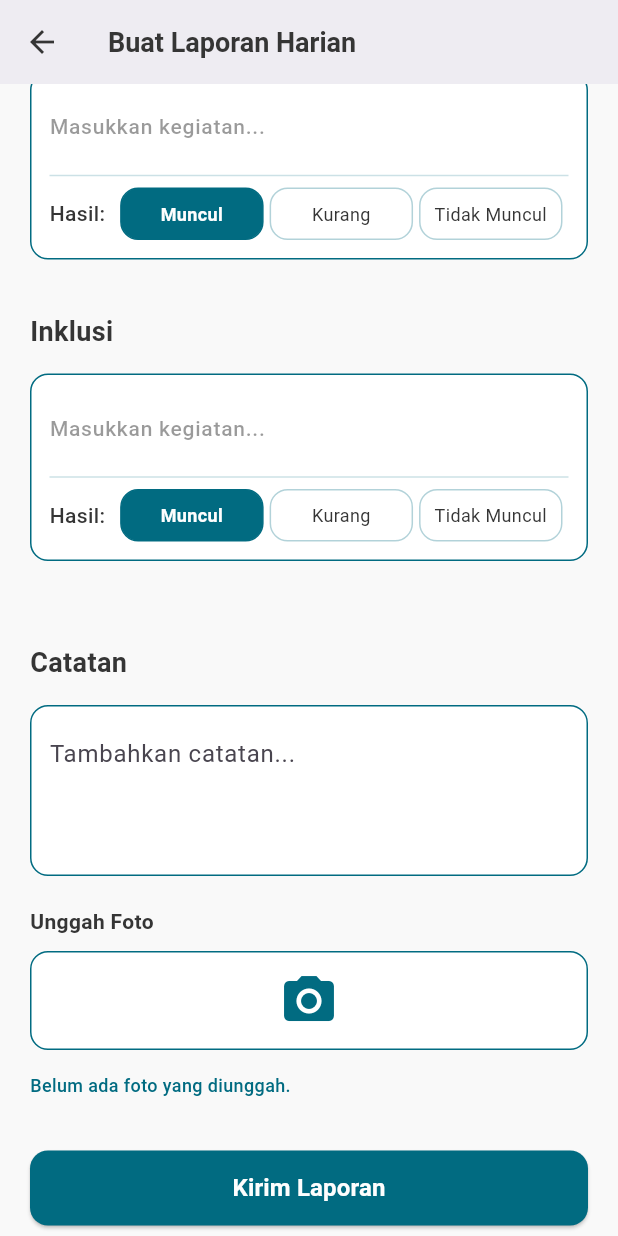
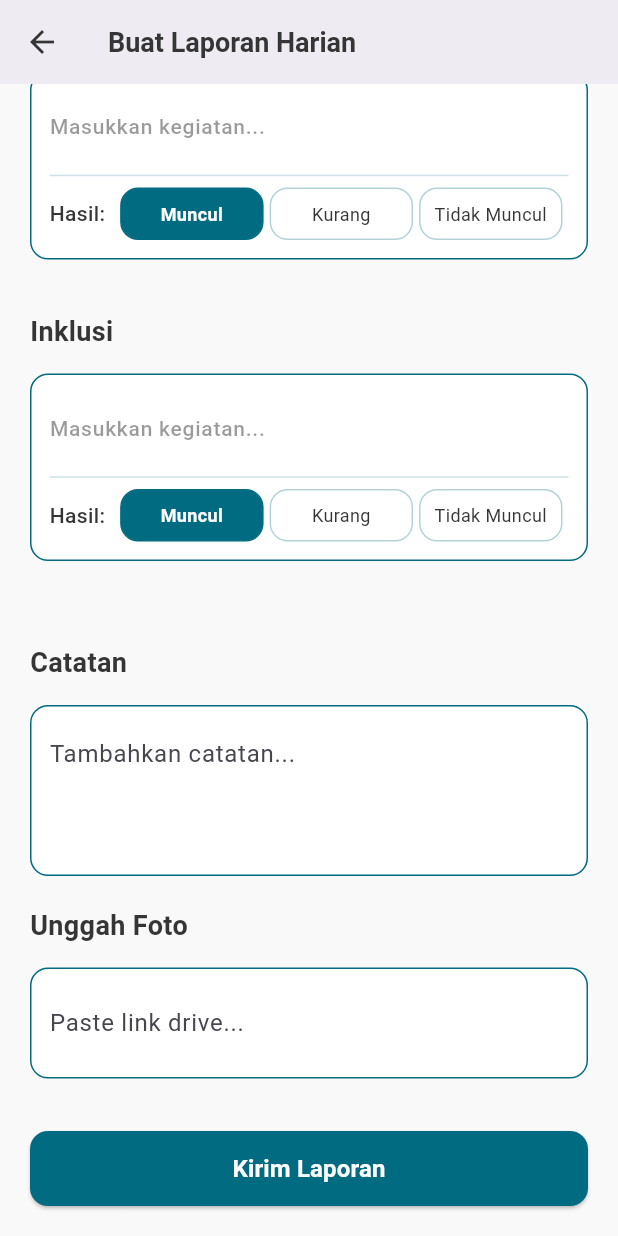
Before and after one commit to NamkuGavin/talentaku_app_guru, a Flutter app: the CreateLaporanScreen screen opened directly with empty values, scrolled down 811 dp, on a phone screen of 412 x 824 dp. Run offline on Flutter 3.47's test engine with Material 3 defaults, Android fonts, the phone set to English and light mode, and no system bars; our stand-ins replace crystal_navigation_bar, get, iconly, image_picker; Roboto replaces fonts that are missing (Manrope).

Commit message:
Feat:[KA]LaporanScrean Revision

```diff
--- a/lib/controllers/create_laporan_controller.dart
+++ b/lib/controllers/create_laporan_controller.dart
@@ -13,7 +13,6 @@ class CreateLaporanController extends GetxController {
   final selectedSemester = 'Semester 1'.obs;
   final List<String> semesters = ['Semester 1', 'Semester 2'];
 
-  // Sections dengan form fields kosong
   final sections = [
     LaporanSection(
       title: 'Kegiatan Awal',
@@ -38,6 +37,15 @@ class CreateLaporanController extends GetxController {
   ].obs;
 
   final catatan = ''.obs;
+  var uploadphoto = ''.obs;
+  var isValidLink = true;
+
+  void validateLink(String value) {
+    isValidLink = value.startsWith('https://drive.google.com/');
+    uploadphoto.value = value;
+    update();
+  }
+
   final selectedPhotos = <String>[].obs;
 
   String get formattedDate => DateFormat('dd/MM/yyyy').format(selectedDate.value);
@@ -79,7 +87,6 @@ class CreateLaporanController extends GetxController {
     }
   }
 
-  // Tambahkan method untuk update kegiatan
   void updateKegiatan(int sectionIndex, int formIndex, String value) {
     sections[sectionIndex].forms[formIndex].kegiatan = value;
     sections.refresh();
--- a/lib/views/laporan_siswa/create_laporan_screen.dart
+++ b/lib/views/laporan_siswa/create_laporan_screen.dart
@@ -7,6 +7,7 @@ import 'package:talentaku_app_guru/controllers/create_laporan_controller.dart';
 import 'package:talentaku_app_guru/widgets/date_semester_row.dart';
 import 'package:talentaku_app_guru/widgets/laporan_form_section.dart';
 import 'package:talentaku_app_guru/widgets/catatan_section.dart';
+import 'package:talentaku_app_guru/widgets/photo_upload.dart';
 import 'package:talentaku_app_guru/widgets/photo_upload_section.dart';
 import 'package:talentaku_app_guru/widgets/submit_button.dart';
 import 'package:talentaku_app_guru/widgets/info_popup.dart';
@@ -62,7 +63,9 @@ class CreateLaporanScreen extends StatelessWidget {
                 onChanged: (value) => controller.catatan.value = value,
               ),
               SizedBox(height: AppSizes.spaceL),
-              PhotoUploadSection(),
+              PhotoUpload(
+                onChanged: (value) => controller.uploadphoto.value = value,
+              ),
               SizedBox(height: AppSizes.spaceXL),
               SubmitButton(
                 onPressed: () => _showConfirmationDialog(context, controller),
--- /dev/null
+++ b/lib/widgets/photo_upload.dart
@@ -0,0 +1,56 @@
+import 'package:flutter/material.dart';
+import 'package:get/get.dart';
+import '../constants/app_colors.dart';
+import '../constants/app_sizes.dart';
+import '../constants/app_text_styles.dart';
+import '../controllers/create_laporan_controller.dart';
+
+class PhotoUpload extends StatelessWidget {
+  final Function(String) onChanged;
+
+  const PhotoUpload({
+    Key? key,
+    required this.onChanged,
+  }) : super(key: key);
+
+  @override
+  Widget build(BuildContext context) {
+    return Column(
+      crossAxisAlignment: CrossAxisAlignment.start,
+      children: [
+        Text(
+          'Unggah Foto',
+          style: AppTextStyles.heading3,
+        ),
+        SizedBox(height: AppSizes.spaceM),
+        Container(
+          padding: EdgeInsets.all(AppSizes.paddingM),
+          decoration: BoxDecoration(
+            color: AppColors.cardBackground,
+            borderRadius: BorderRadius.circular(AppSizes.radiusM),
+            border: Border.all(color: AppColors.primary),
+          ),
+          child: GetBuilder<CreateLaporanController>(
+            init: CreateLaporanController(student: {}),
+            builder: (controller) {
+              return TextFormField(
+                maxLines: 1,
+                decoration: InputDecoration(
+                  border: InputBorder.none,
+                  hintText: 'Paste link drive...',
+                  errorText: controller.isValidLink
+                      ? null
+                      : 'Link harus merupakan Google Drive!',
+                ),
+                onChanged: (value) {
+                  controller.validateLink(value);
+                  onChanged(value);
+                },
+              );
+            },
+          ),
+        ),
+      ],
+    );
+  }
+}
```
